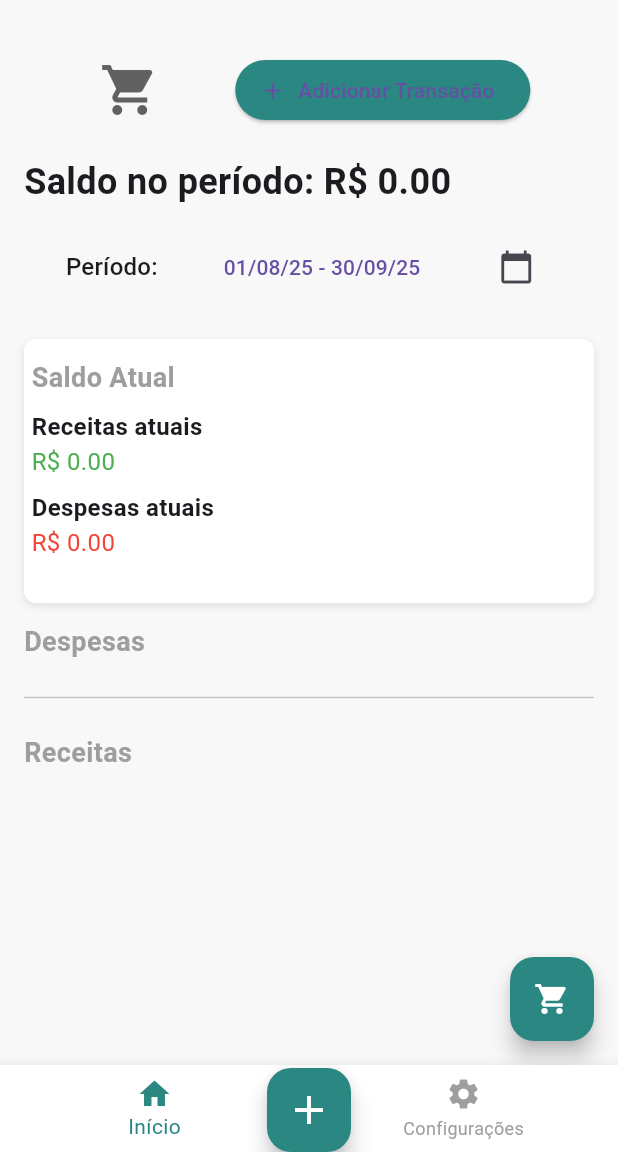
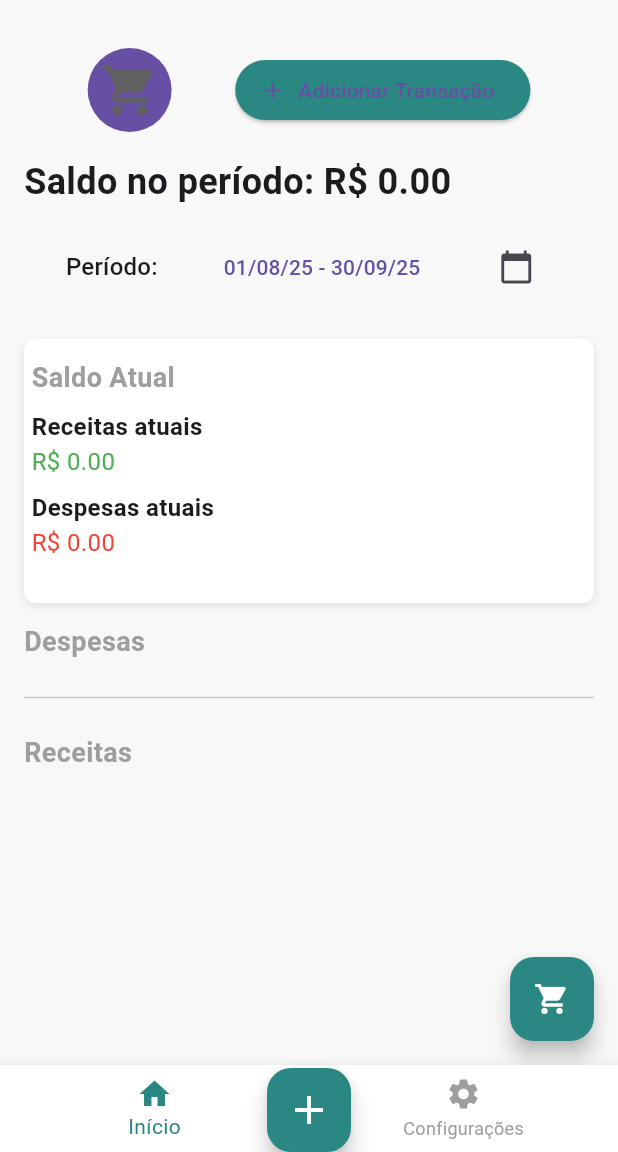
Before and after one commit to lukksRhyan/family_finances, a Flutter app: the screen it shows after launch, on a phone screen of 412 x 824 dp, the part 84-1236 px from its top. Run offline on Flutter 3.47's test engine with Material 3 defaults, Android fonts, the phone set to English and light mode, and no system bars; drawn by our look-alikes of fl_chart.

Commit message:
minor changes

```diff
--- a/lib/screens/overview_screen.dart
+++ b/lib/screens/overview_screen.dart
@@ -141,7 +141,7 @@ class _OverviewScreenState extends State<OverviewScreen> {
   return Row(
     mainAxisAlignment: MainAxisAlignment.spaceEvenly,
     children: [
-      IconButton(
+      IconButton.filled(
         color: Colors.grey[700],
         iconSize: 40,
         highlightColor: Colors.grey[300],
```
